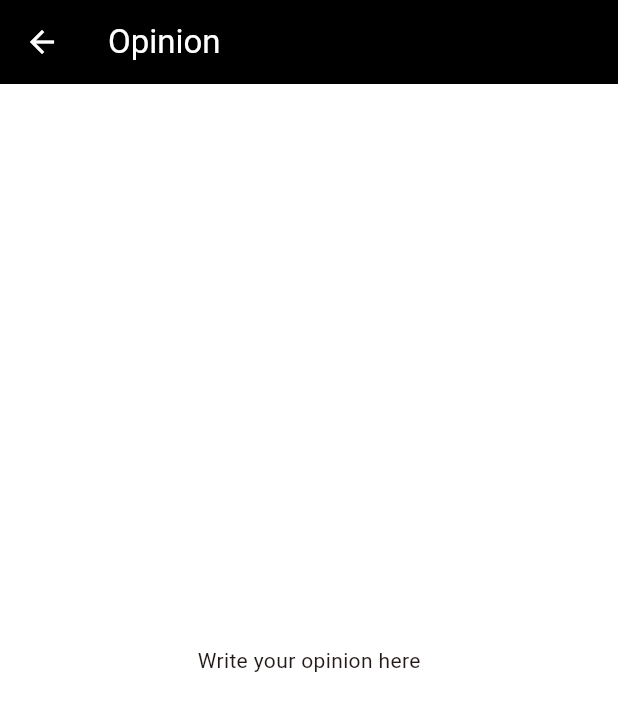
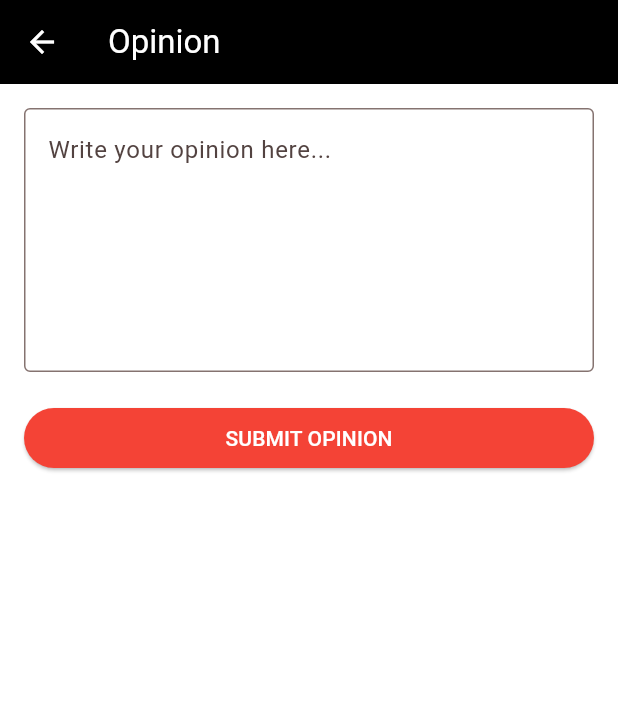
Before and after one commit to dharmatimilsina1/Bichar, a Flutter app: the OpinionPage screen opened directly, on a phone screen of 412 x 824 dp. Shown: the top 711 px of the screen. Run offline on Flutter 3.47's test engine with Material 3 defaults, Android fonts, the phone set to English and light mode, and no system bars.

Commit message:
Enhance opinion submission UI with TextField and button
Replaced static text with a TextField for user input and added a submit button.

```diff
--- a/lib/main.dart
+++ b/lib/main.dart
@@ -365,9 +365,32 @@ class _OpinionPageState extends State<OpinionPage> {
         backgroundColor: Colors.black,
         foregroundColor: Colors.white,
       ),
-      body: const Center(
-        child: Text('Write your opinion here'),
+      body: Padding(
+  padding: const EdgeInsets.all(16),
+  child: Column(
+    children: [
+      TextField(
+        maxLines: 6,
+        decoration: const InputDecoration(
+          hintText: 'Write your opinion here...',
+          border: OutlineInputBorder(),
+        ),
       ),
+      const SizedBox(height: 20),
+      SizedBox(
+        width: double.infinity,
+        child: ElevatedButton(
+          onPressed: () {},
+          style: ElevatedButton.styleFrom(
+            backgroundColor: Colors.red,
+            foregroundColor: Colors.white,
+          ),
+          child: const Text('SUBMIT OPINION'),
+        ),
+      ),
+    ],
+  ),
+),
     );
   }
 }
```
